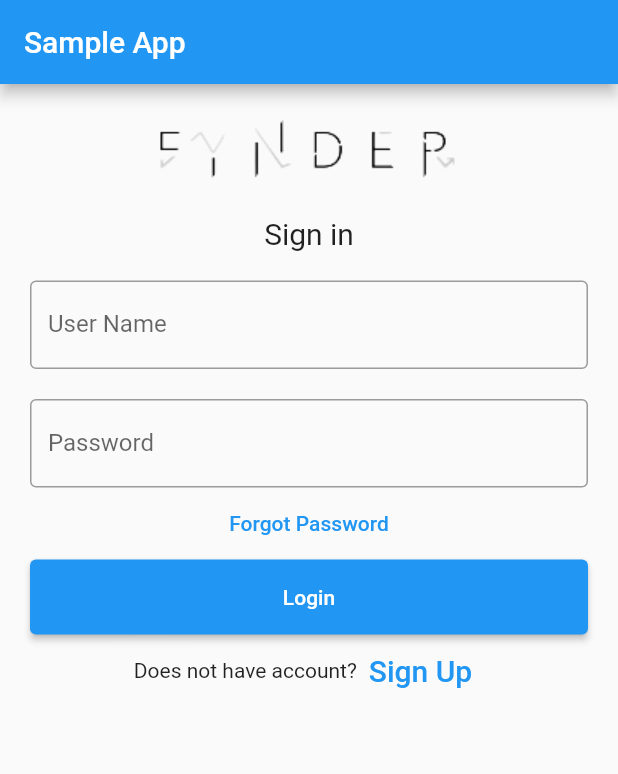
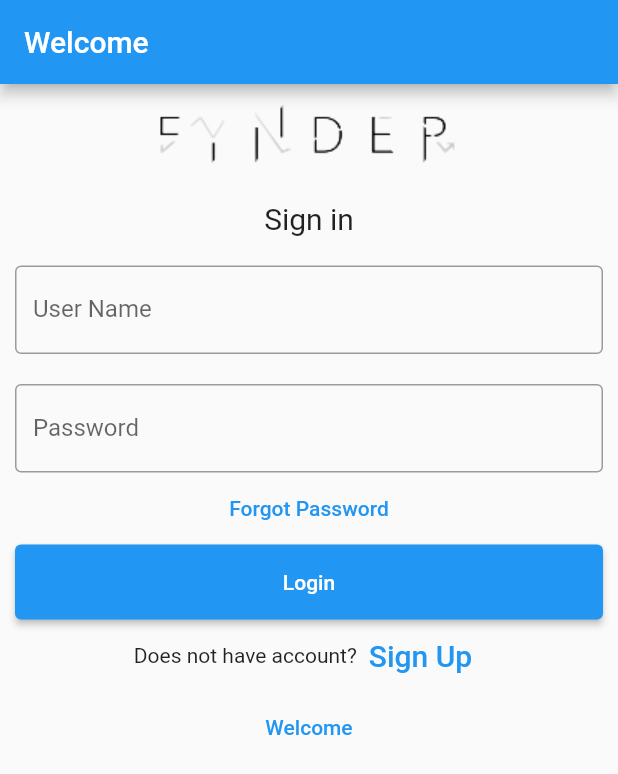
Before and after one commit to Hala-Kaisi/Fynder, a Flutter app: the screen it shows after launch, on a phone screen of 412 x 824 dp. Shown: the top 774 px of the screen. Run offline on Flutter 3.47's test engine with Material 2 defaults, Android fonts, the phone set to English and light mode, and no system bars.

Commit message:
Auto stash before merge of "developer" and "origin/developer"
added home_page.dart

```diff
--- a/lib/main.dart
+++ b/lib/main.dart
@@ -1,5 +1,6 @@
 import 'package:flutter/material.dart';
 import 'package:fynder_trial/screens/chat_screen.dart';
+import 'package:fynder_trial/screens/home_page.dart';
 import 'package:fynder_trial/screens/news_section.dart';
 import 'package:fynder_trial/screens/settings_screen.dart';
 import 'package:fynder_trial/screens/sign_up.dart';
--- a/lib/screens/sign_up.dart
+++ b/lib/screens/sign_up.dart
@@ -9,7 +9,7 @@ void main() => runApp(const MyApp());
 class MyApp extends StatelessWidget {
   const MyApp({Key? key}) : super(key: key);
 
-  static const String _title = 'Sample App';
+  static const String _title = 'Welcome';
 
   @override
   Widget build(BuildContext context) {
@@ -43,8 +43,9 @@ class _MyStatefulWidgetState extends State<MyStatefulWidget> {
 
   @override
   Widget build(BuildContext context) {
-    return Padding(
-        padding: const EdgeInsets.all(10),
+    return Scaffold(
+        //padding: const EdgeInsets.all(10),
+      body: Center(
         child: ListView(
           children: <Widget>[
             Container(
@@ -115,8 +116,16 @@ class _MyStatefulWidgetState extends State<MyStatefulWidget> {
               ],
               mainAxisAlignment: MainAxisAlignment.center,
             ),
+            TextButton(
+              onPressed: () {
+                Navigator.push(context, MaterialPageRoute(builder: (context)=>HomePage() ));
+              },
+              child: const Text(
+                'Welcome',
+              ),
+            ),
           ],
-        ));
+        )));
   }
 }
 
@@ -159,7 +168,7 @@ class SignUpPage extends StatelessWidget {
   Widget build(BuildContext context) {
     return Scaffold(
       appBar: AppBar(
-        title: const Text('Second Screen'),
+        title: const Text('Sign Up'),
       ),
       body: Center(
         child: ElevatedButton(
```
Also changed, not shown: lib/screens/home_page.dart (added, +108 -0 lines), assets/welcome.png (added), assets/welcome2.png (added).
